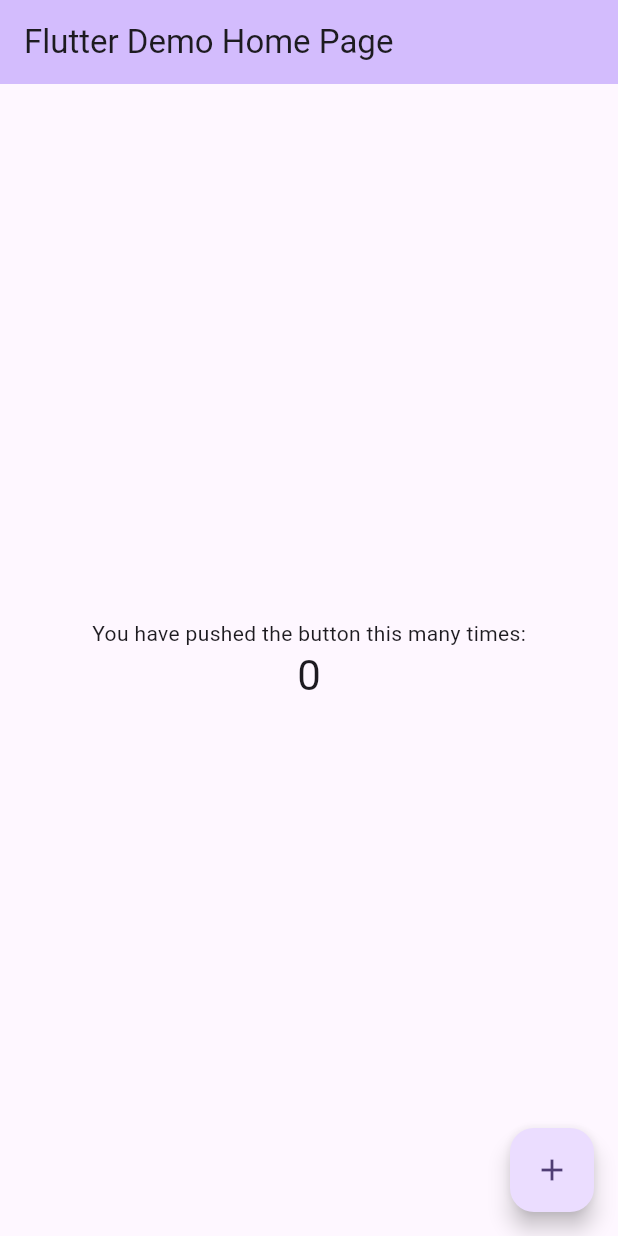
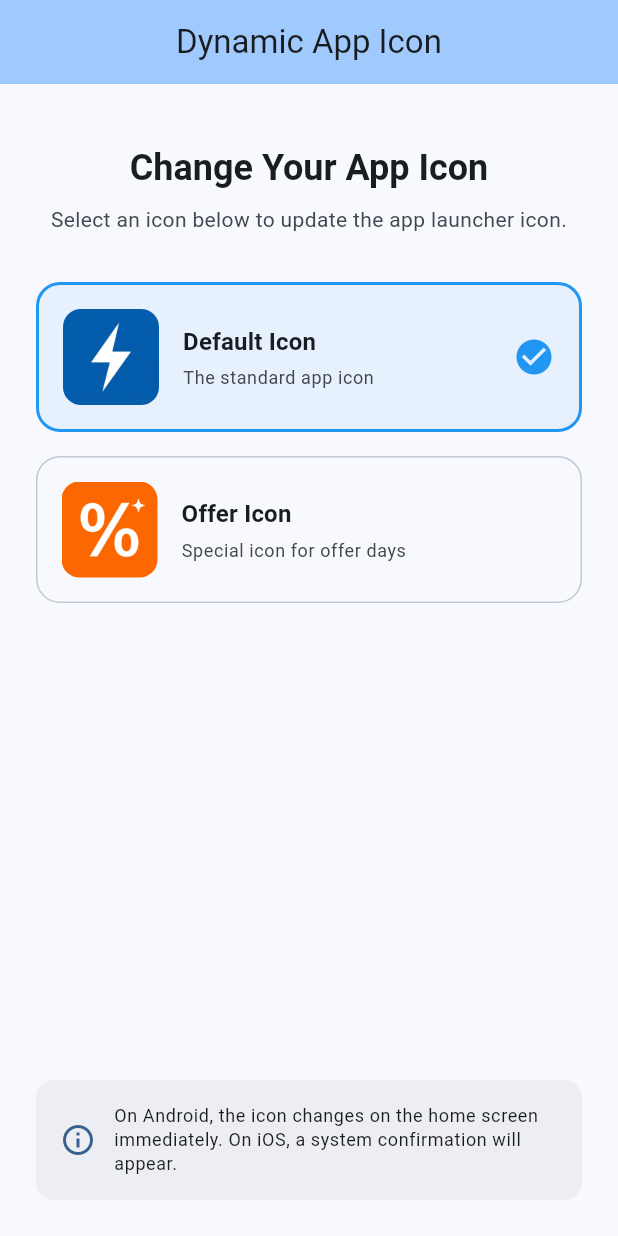
Before and after one commit to Diaa-Elgendy/flutter-dynamic-app-icon, a Flutter app: the screen it shows after launch, on a phone screen of 412 x 824 dp. Run offline on Flutter 3.47's test engine with Material 3 defaults, Android fonts, the phone set to English and light mode, and no system bars.

Commit message:
- Implement app design - Add assets

```diff
--- a/lib/main.dart
+++ b/lib/main.dart
@@ -1,4 +1,5 @@
 import 'package:flutter/material.dart';
+import 'package:flutter/services.dart';
 
 void main() {
   runApp(const MyApp());
@@ -7,115 +8,220 @@ void main() {
 class MyApp extends StatelessWidget {
   const MyApp({super.key});
 
-  // This widget is the root of your application.
   @override
   Widget build(BuildContext context) {
     return MaterialApp(
-      title: 'Flutter Demo',
+      title: 'Dynamic App Icon',
+      debugShowCheckedModeBanner: false,
       theme: ThemeData(
-        // This is the theme of your application.
-        //
-        // TRY THIS: Try running your application with "flutter run". You'll see
-        // the application has a purple toolbar. Then, without quitting the app,
-        // try changing the seedColor in the colorScheme below to Colors.green
-        // and then invoke "hot reload" (save your changes or press the "hot
-        // reload" button in a Flutter-supported IDE, or press "r" if you used
-        // the command line to start the app).
-        //
-        // Notice that the counter didn't reset back to zero; the application
-        // state is not lost during the reload. To reset the state, use hot
-        // restart instead.
-        //
-        // This works for code too, not just values: Most code changes can be
-        // tested with just a hot reload.
-        colorScheme: .fromSeed(seedColor: Colors.deepPurple),
+        colorScheme: ColorScheme.fromSeed(seedColor: Colors.blue),
+        useMaterial3: true,
       ),
-      home: const MyHomePage(title: 'Flutter Demo Home Page'),
+      home: const DynamicIconPage(),
     );
   }
 }
 
-class MyHomePage extends StatefulWidget {
-  const MyHomePage({super.key, required this.title});
-
-  // This widget is the home page of your application. It is stateful, meaning
-  // that it has a State object (defined below) that contains fields that affect
-  // how it looks.
-
-  // This class is the configuration for the state. It holds the values (in this
-  // case the title) provided by the parent (in this case the App widget) and
-  // used by the build method of the State. Fields in a Widget subclass are
-  // always marked "final".
-
-  final String title;
+class DynamicIconPage extends StatefulWidget {
+  const DynamicIconPage({super.key});
 
   @override
-  State<MyHomePage> createState() => _MyHomePageState();
+  State<DynamicIconPage> createState() => _DynamicIconPageState();
 }
 
-class _MyHomePageState extends State<MyHomePage> {
-  int _counter = 0;
+class _DynamicIconPageState extends State<DynamicIconPage> {
+  String _currentIcon = 'Default';
+  bool _isLoading = false;
 
-  void _incrementCounter() {
-    setState(() {
-      // This call to setState tells the Flutter framework that something has
-      // changed in this State, which causes it to rerun the build method below
-      // so that the display can reflect the updated values. If we changed
-      // _counter without calling setState(), then the build method would not be
-      // called again, and so nothing would appear to happen.
-      _counter++;
-    });
+  @override
+  void initState() {
+    super.initState();
+    _loadCurrentIcon();
+  }
+
+  Future<void> _loadCurrentIcon() async {
+    if (mounted) {
+      setState(() {
+        _currentIcon = 'Default';
+      });
+    }
+  }
+
+  Future<void> _changeIcon({required bool isOffer}) async {
+    if (_isLoading) return;
+
+    setState(() => _isLoading = true);
+
+    try {
+      if (isOffer) {
+        _currentIcon = 'Offer';
+      } else {
+        _currentIcon = 'Default';
+      }
+    } on PlatformException catch (e) {
+      if (mounted) {
+        ScaffoldMessenger.of(context).showSnackBar(
+          SnackBar(
+            content: Text('Failed to change icon: ${e.message}'),
+            behavior: SnackBarBehavior.floating,
+            backgroundColor: Colors.red.shade700,
+          ),
+        );
+      }
+    } finally {
+      if (mounted) setState(() => _isLoading = false);
+    }
   }
 
   @override
   Widget build(BuildContext context) {
-    // This method is rerun every time setState is called, for instance as done
-    // by the _incrementCounter method above.
-    //
-    // The Flutter framework has been optimized to make rerunning build methods
-    // fast, so that you can just rebuild anything that needs updating rather
-    // than having to individually change instances of widgets.
+    final theme = Theme.of(context);
+
     return Scaffold(
       appBar: AppBar(
-        // TRY THIS: Try changing the color here to a specific color (to
-        // Colors.amber, perhaps?) and trigger a hot reload to see the AppBar
-        // change color while the other colors stay the same.
-        backgroundColor: Theme.of(context).colorScheme.inversePrimary,
-        // Here we take the value from the MyHomePage object that was created by
-        // the App.build method, and use it to set our appbar title.
-        title: Text(widget.title),
+        title: const Text('Dynamic App Icon'),
+        centerTitle: true,
+        backgroundColor: theme.colorScheme.inversePrimary,
       ),
-      body: Center(
-        // Center is a layout widget. It takes a single child and positions it
-        // in the middle of the parent.
+      body: Padding(
+        padding: const EdgeInsets.all(24),
         child: Column(
-          // Column is also a layout widget. It takes a list of children and
-          // arranges them vertically. By default, it sizes itself to fit its
-          // children horizontally, and tries to be as tall as its parent.
-          //
-          // Column has various properties to control how it sizes itself and
-          // how it positions its children. Here we use mainAxisAlignment to
-          // center the children vertically; the main axis here is the vertical
-          // axis because Columns are vertical (the cross axis would be
-          // horizontal).
-          //
-          // TRY THIS: Invoke "debug painting" (choose the "Toggle Debug Paint"
-          // action in the IDE, or press "p" in the console), to see the
-          // wireframe for each widget.
-          mainAxisAlignment: .center,
           children: [
-            const Text('You have pushed the button this many times:'),
+            const SizedBox(height: 16),
             Text(
-              '$_counter',
-              style: Theme.of(context).textTheme.headlineMedium,
+              'Change Your App Icon',
+              style: theme.textTheme.headlineSmall?.copyWith(
+                fontWeight: FontWeight.bold,
+              ),
+            ),
+            const SizedBox(height: 8),
+            Text(
+              'Select an icon below to update the app launcher icon.',
+              textAlign: TextAlign.center,
+              style: theme.textTheme.bodyMedium?.copyWith(
+                color: theme.colorScheme.onSurfaceVariant,
+              ),
+            ),
+            const SizedBox(height: 32),
+            _IconOptionCard(
+              title: 'Default Icon',
+              subtitle: 'The standard app icon',
+              assetPath: 'assets/icons/default_icon.png',
+              isSelected: _currentIcon == 'Default',
+              accentColor: Colors.blue,
+              onTap: () => _changeIcon(isOffer: false),
+            ),
+            const SizedBox(height: 16),
+            _IconOptionCard(
+              title: 'Offer Icon',
+              subtitle: 'Special icon for offer days',
+              assetPath: 'assets/icons/offer_icon.png',
+              isSelected: _currentIcon == 'Offer',
+              accentColor: Colors.orange,
+              onTap: () => _changeIcon(isOffer: true),
+            ),
+            const Spacer(),
+            Container(
+              padding: const EdgeInsets.all(16),
+              decoration: BoxDecoration(
+                color: theme.colorScheme.surfaceContainerHighest.withValues(
+                  alpha: 0.5,
+                ),
+                borderRadius: BorderRadius.circular(12),
+              ),
+              child: Row(
+                children: [
+                  Icon(Icons.info_outline, color: theme.colorScheme.primary),
+                  const SizedBox(width: 12),
+                  Expanded(
+                    child: Text(
+                      'On Android, the icon changes on the home screen immediately. '
+                      'On iOS, a system confirmation will appear.',
+                      style: theme.textTheme.bodySmall,
+                    ),
+                  ),
+                ],
+              ),
             ),
           ],
         ),
       ),
-      floatingActionButton: FloatingActionButton(
-        onPressed: _incrementCounter,
-        tooltip: 'Increment',
-        child: const Icon(Icons.add),
+    );
+  }
+}
+
+class _IconOptionCard extends StatelessWidget {
+  const _IconOptionCard({
+    required this.title,
+    required this.subtitle,
+    required this.assetPath,
+    required this.isSelected,
+    required this.accentColor,
+    required this.onTap,
+  });
+
+  final String title;
+  final String subtitle;
+  final String assetPath;
+  final bool isSelected;
+  final Color accentColor;
+  final VoidCallback onTap;
+
+  @override
+  Widget build(BuildContext context) {
+    final theme = Theme.of(context);
+
+    return GestureDetector(
+      onTap: onTap,
+      child: AnimatedContainer(
+        duration: const Duration(milliseconds: 200),
+        padding: const EdgeInsets.all(16),
+        decoration: BoxDecoration(
+          color: isSelected
+              ? accentColor.withValues(alpha: 0.08)
+              : theme.colorScheme.surface,
+          borderRadius: BorderRadius.circular(16),
+          border: Border.all(
+            color: isSelected ? accentColor : theme.colorScheme.outlineVariant,
+            width: isSelected ? 2 : 1,
+          ),
+        ),
+        child: Row(
+          children: [
+            ClipRRect(
+              borderRadius: BorderRadius.circular(12),
+              child: Image.asset(
+                assetPath,
+                width: 64,
+                height: 64,
+                fit: BoxFit.cover,
+              ),
+            ),
+            const SizedBox(width: 16),
+            Expanded(
+              child: Column(
+                crossAxisAlignment: CrossAxisAlignment.start,
+                children: [
+                  Text(
+                    title,
+                    style: theme.textTheme.titleMedium?.copyWith(
+                      fontWeight: FontWeight.w600,
+                    ),
+                  ),
+                  const SizedBox(height: 4),
+                  Text(
+                    subtitle,
+                    style: theme.textTheme.bodySmall?.copyWith(
+                      color: theme.colorScheme.onSurfaceVariant,
+                    ),
+                  ),
+                ],
+              ),
+            ),
+            if (isSelected)
+              Icon(Icons.check_circle, color: accentColor, size: 28),
+          ],
+        ),
       ),
     );
   }
--- a/pubspec.yaml
+++ b/pubspec.yaml
@@ -57,10 +57,8 @@ flutter:
   # the material Icons class.
   uses-material-design: true
 
-  # To add assets to your application, add an assets section, like this:
-  # assets:
-  #   - images/a_dot_burr.jpeg
-  #   - images/a_dot_ham.jpeg
+  assets:
+    - assets/icons/
 
   # An image asset can refer to one or more resolution-specific "variants", see
   # https://flutter.dev/to/resolution-aware-images
```
Also changed, not shown: assets/icons/default_icon.png (added), assets/icons/offer_icon.png (added).
